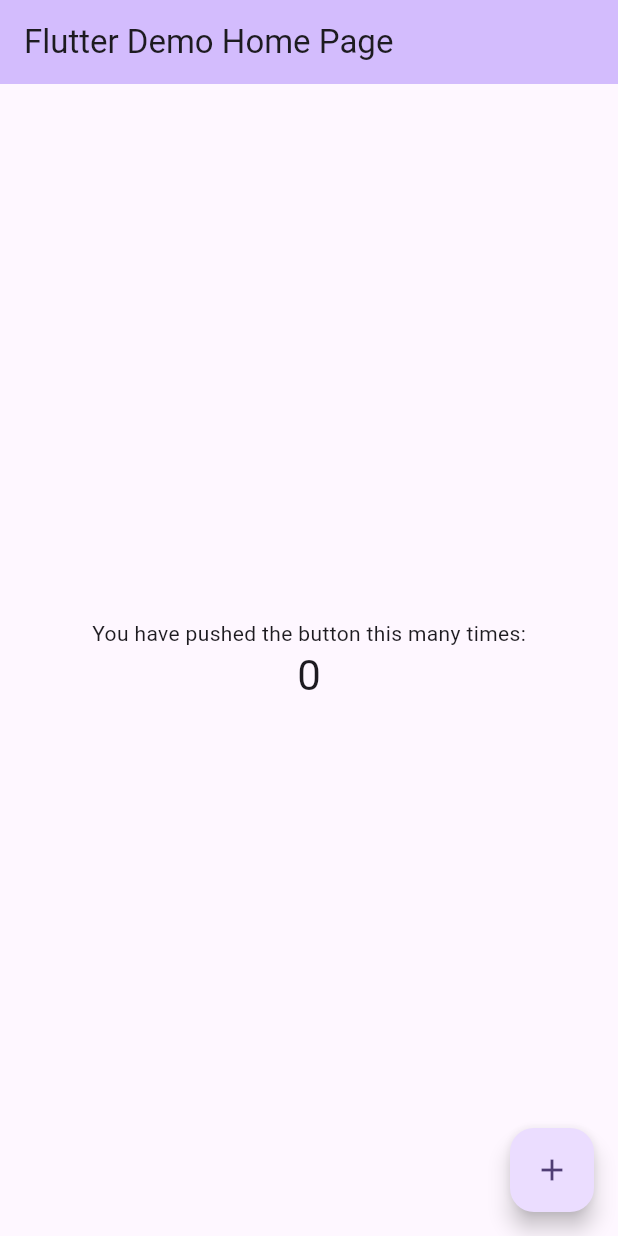
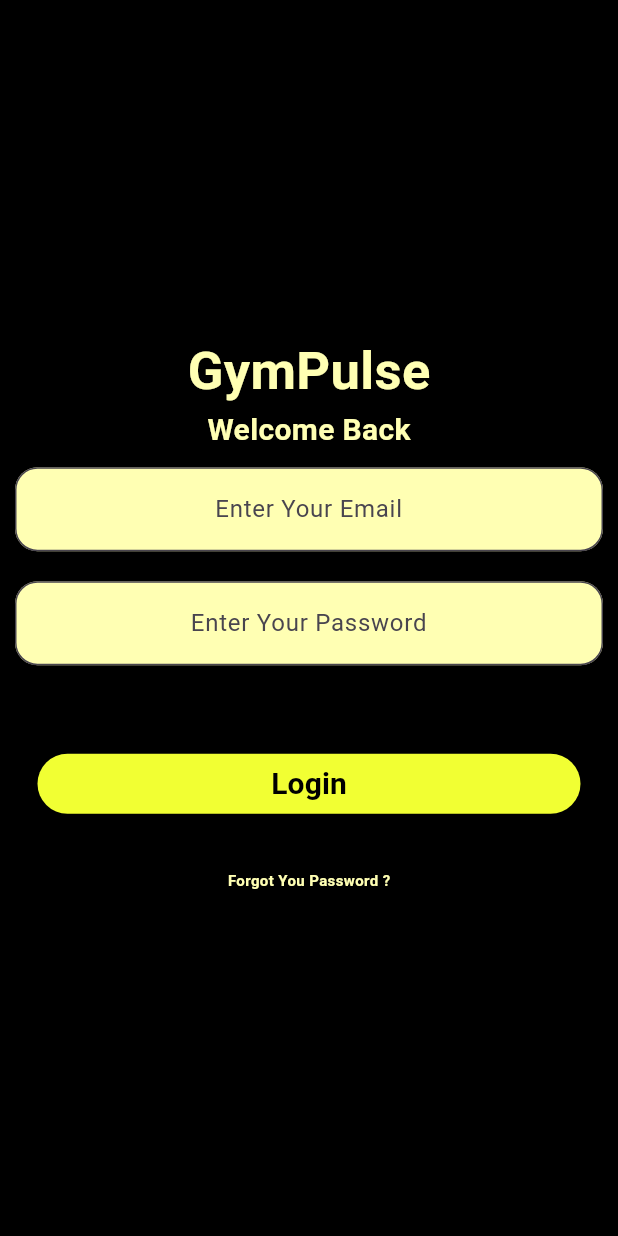
Before and after one commit to YoucefMedAmaneEllahGherbal/GymPulse, a Flutter app: the screen it shows after launch, on a phone screen of 412 x 824 dp. Run offline on Flutter 3.47's test engine with Material 3 defaults, Android fonts, the phone set to English and light mode, and no system bars.

Commit message:
Implement login screen with UI components and color constants

```diff
--- a/lib/constants.dart
+++ b/lib/constants.dart
@@ -2,4 +2,5 @@ import 'package:flutter/material.dart';
 
 const kBackgroundColor = Colors.black;
 const kSecondaryColor = Color(0xFF292929);
-const kButtonsColor = Color(0xFFF1FF33);
+const kAccentColor = Color(0xFFF1FF33);
+const kLightAccentColor = Color(0xFFFFFFB3);
--- a/lib/main.dart
+++ b/lib/main.dart
@@ -1,4 +1,5 @@
 import 'package:flutter/material.dart';
+import 'package:gympulse_app/screens/login_screen.dart';
 
 void main() {
   runApp(const MyApp());
@@ -7,116 +8,8 @@ void main() {
 class MyApp extends StatelessWidget {
   const MyApp({super.key});
 
-  // This widget is the root of your application.
   @override
   Widget build(BuildContext context) {
-    return MaterialApp(
-      title: 'Flutter Demo',
-      theme: ThemeData(
-        // This is the theme of your application.
-        //
-        // TRY THIS: Try running your application with "flutter run". You'll see
-        // the application has a purple toolbar. Then, without quitting the app,
-        // try changing the seedColor in the colorScheme below to Colors.green
-        // and then invoke "hot reload" (save your changes or press the "hot
-        // reload" button in a Flutter-supported IDE, or press "r" if you used
-        // the command line to start the app).
-        //
-        // Notice that the counter didn't reset back to zero; the application
-        // state is not lost during the reload. To reset the state, use hot
-        // restart instead.
-        //
-        // This works for code too, not just values: Most code changes can be
-        // tested with just a hot reload.
-        colorScheme: .fromSeed(seedColor: Colors.deepPurple),
-      ),
-      home: const MyHomePage(title: 'Flutter Demo Home Page'),
-    );
+    return MaterialApp(debugShowCheckedModeBanner: false, home: LoginScreen());
   }
 }
-
-class MyHomePage extends StatefulWidget {
-  const MyHomePage({super.key, required this.title});
-
-  // This widget is the home page of your application. It is stateful, meaning
-  // that it has a State object (defined below) that contains fields that affect
-  // how it looks.
-
-  // This class is the configuration for the state. It holds the values (in this
-  // case the title) provided by the parent (in this case the App widget) and
-  // used by the build method of the State. Fields in a Widget subclass are
-  // always marked "final".
-
-  final String title;
-
-  @override
-  State<MyHomePage> createState() => _MyHomePageState();
-}
-
-class _MyHomePageState extends State<MyHomePage> {
-  int _counter = 0;
-
-  void _incrementCounter() {
-    setState(() {
-      // This call to setState tells the Flutter framework that something has
-      // changed in this State, which causes it to rerun the build method below
-      // so that the display can reflect the updated values. If we changed
-      // _counter without calling setState(), then the build method would not be
-      // called again, and so nothing would appear to happen.
-      _counter++;
-    });
-  }
-
-  @override
-  Widget build(BuildContext context) {
-    // This method is rerun every time setState is called, for instance as done
-    // by the _incrementCounter method above.
-    //
-    // The Flutter framework has been optimized to make rerunning build methods
-    // fast, so that you can just rebuild anything that needs updating rather
-    // than having to individually change instances of widgets.
-    return Scaffold(
-      appBar: AppBar(
-        // TRY THIS: Try changing the color here to a specific color (to
-        // Colors.amber, perhaps?) and trigger a hot reload to see the AppBar
-        // change color while the other colors stay the same.
-        backgroundColor: Theme.of(context).colorScheme.inversePrimary,
-        // Here we take the value from the MyHomePage object that was created by
-        // the App.build method, and use it to set our appbar title.
-        title: Text(widget.title),
-      ),
-      body: Center(
-        // Center is a layout widget. It takes a single child and positions it
-        // in the middle of the parent.
-        child: Column(
-          // Column is also a layout widget. It takes a list of children and
-          // arranges them vertically. By default, it sizes itself to fit its
-          // children horizontally, and tries to be as tall as its parent.
-          //
-          // Column has various properties to control how it sizes itself and
-          // how it positions its children. Here we use mainAxisAlignment to
-          // center the children vertically; the main axis here is the vertical
-          // axis because Columns are vertical (the cross axis would be
-          // horizontal).
-          //
-          // TRY THIS: Invoke "debug painting" (choose the "Toggle Debug Paint"
-          // action in the IDE, or press "p" in the console), to see the
-          // wireframe for each widget.
-          mainAxisAlignment: .center,
-          children: [
-            const Text('You have pushed the button this many times:'),
-            Text(
-              '$_counter',
-              style: Theme.of(context).textTheme.headlineMedium,
-            ),
-          ],
-        ),
-      ),
-      floatingActionButton: FloatingActionButton(
-        onPressed: _incrementCounter,
-        tooltip: 'Increment',
-        child: const Icon(Icons.add),
-      ),
-    );
-  }
-}
--- a/lib/screens/login_screen.dart
+++ b/lib/screens/login_screen.dart
@@ -0,0 +1,96 @@
+import 'package:flutter/material.dart';
+import 'package:gympulse_app/constants.dart';
+
+class LoginScreen extends StatelessWidget {
+  const LoginScreen({super.key});
+
+  @override
+  Widget build(BuildContext context) {
+    return Scaffold(
+      backgroundColor: kBackgroundColor,
+      body: Column(
+        mainAxisAlignment: MainAxisAlignment.center,
+        children: [
+          Text(
+            "GymPulse",
+            style: TextStyle(
+              color: kLightAccentColor,
+              fontWeight: FontWeight.bold,
+              fontSize: 35,
+            ),
+          ),
+          Text(
+            "Welcome Back",
+            style: TextStyle(
+              color: kLightAccentColor,
+              fontWeight: FontWeight.bold,
+              fontSize: 20,
+            ),
+          ),
+          Padding(
+            padding: const EdgeInsets.all(10.0),
+            child: TextField(
+              keyboardType: TextInputType.emailAddress,
+              textAlign: TextAlign.center,
+              decoration: InputDecoration(
+                border: OutlineInputBorder(
+                  borderRadius: BorderRadius.circular(15),
+                ),
+                hintText: "Enter Your Email",
+                filled: true,
+                fillColor: kLightAccentColor,
+              ),
+            ),
+          ),
+          Padding(
+            padding: const EdgeInsets.all(10.0),
+            child: TextField(
+              obscureText: true,
+              textAlign: TextAlign.center,
+              decoration: InputDecoration(
+                border: OutlineInputBorder(
+                  borderRadius: BorderRadius.circular(15),
+                ),
+                hintText: "Enter Your Password",
+                filled: true,
+                fillColor: kLightAccentColor,
+              ),
+            ),
+          ),
+          SizedBox(height: 20),
+          Padding(
+            padding: const EdgeInsets.all(25.0),
+            child: SizedBox(
+              width: double.infinity,
+              child: ElevatedButton(
+                style: ButtonStyle(
+                  backgroundColor: WidgetStatePropertyAll(kAccentColor),
+                ),
+                onPressed: () {},
+                child: Text(
+                  "Login",
+                  style: TextStyle(
+                    fontSize: 20,
+                    fontWeight: FontWeight.bold,
+                    color: Colors.black,
+                  ),
+                ),
+              ),
+            ),
+          ),
+          Padding(
+            padding: const EdgeInsets.all(8.0),
+            child: Text(
+              "Forgot You Password ?",
+              style: TextStyle(
+                color: kLightAccentColor,
+                fontWeight: FontWeight.bold,
+                fontSize: 10,
+              ),
+            ),
+          ),
+        ],
+      ),
+    );
+  }
+}
```
